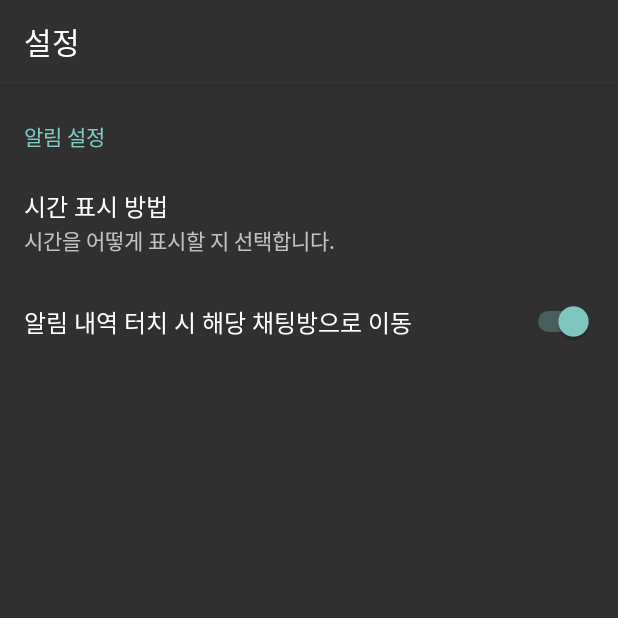
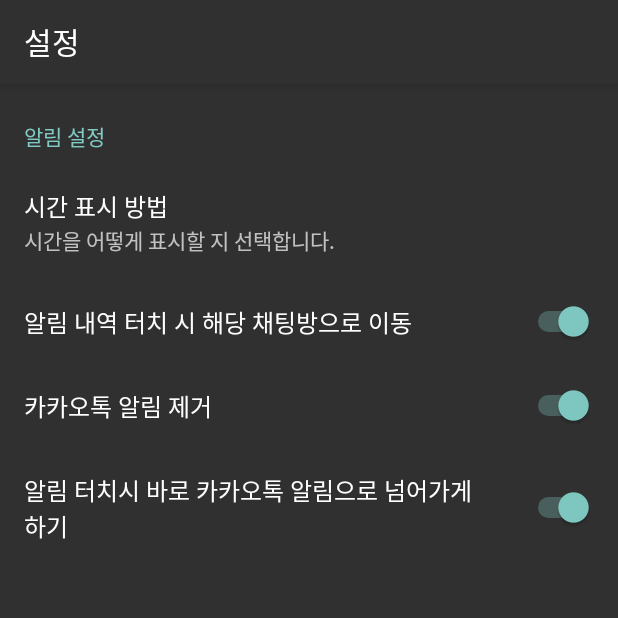
Before and after one commit to fhdufhdu/NotiCap, an Android app built with Jetpack Compose: the screen it shows after launch (SettingActivity), after a tap on "설정", on a phone screen of 412 x 824 dp, the top half of it. Run offline under Robolectric (Android 15) with nearby library versions, the phone set to English and light mode, and no system bars; our stand-ins replace Room's generated code, androidx.preference; libraries missing offline, so code that uses them is left out: com.gun0912.tedpermission.

Commit message:
feat: 알림을 모아서 보여주는 방식 변경

```diff
--- a/app/src/main/java/com/fhdufhdu/noticap/notification/manager/MemDB.kt
+++ b/app/src/main/java/com/fhdufhdu/noticap/notification/manager/MemDB.kt
@@ -2,12 +2,14 @@ package com.fhdufhdu.noticap.notification.manager
 
 import android.app.PendingIntent
 import android.content.Context
+import android.graphics.drawable.Icon
 import androidx.core.graphics.drawable.IconCompat
 import com.fhdufhdu.noticap.util.IconConverter
 
 class MemDB {
     lateinit var pendingIntentMap: HashMap<String, PendingIntent>
     lateinit var iconCompatMap: HashMap<String, Pair<String, IconCompat>>
+    var kakaoNotiIcon: IconCompat? = null
 
     companion object {
         private var instance: MemDB? = null
--- a/app/src/main/java/com/fhdufhdu/noticap/notification/room/KakaoNotificationDao.kt
+++ b/app/src/main/java/com/fhdufhdu/noticap/notification/room/KakaoNotificationDao.kt
@@ -4,6 +4,7 @@ import androidx.lifecycle.LiveData
 import androidx.room.Dao
 import androidx.room.Insert
 import androidx.room.Query
+import com.fhdufhdu.noticap.notification.room.entities.KakaoChatroomEntity
 import com.fhdufhdu.noticap.notification.room.entities.KakaoNotificationEntity
 import com.fhdufhdu.noticap.notification.room.projections.KakaoNotificationPerChatroom
 import com.fhdufhdu.noticap.notification.room.projections.KakaoUnreadNotification
@@ -61,6 +62,9 @@ interface KakaoNotificationDao {
     @Query("select * from Notification where unread = 1 order by time desc limit 20")
     fun selectUnreadChats(): List<KakaoNotificationEntity>
 
+    @Query("select * from Notification where unread = 1 and chatroom_name = :chatroomName order by time desc limit 20")
+    fun selectUnreadChatsByChatroomName(chatroomName: String): List<KakaoNotificationEntity>
+
     @Query("select not(count(*)) from Notification")
     fun isEmpty(): LiveData<Boolean>
 
@@ -75,4 +79,10 @@ interface KakaoNotificationDao {
 
     @Query("update Notification set do_run_animation = 0 where id = :id")
     fun updateDoRunAnimation(id: String)
+
+    @Query("select * from Chatroom where chatroom_name = :chatroomName")
+    fun selectOneChatroomInfo(chatroomName: String): KakaoChatroomEntity?
+
+    @Insert
+    fun insertChatroomInfo(vararg kakaoChatroomEntity: KakaoChatroomEntity)
 }
--- a/app/src/main/java/com/fhdufhdu/noticap/notification/room/KakaoNotificationDatabase.kt
+++ b/app/src/main/java/com/fhdufhdu/noticap/notification/room/KakaoNotificationDatabase.kt
@@ -1,12 +1,14 @@
 package com.fhdufhdu.noticap.notification.room
 
 import android.content.Context
+import androidx.room.AutoMigration
 import androidx.room.Database
 import androidx.room.Room
 import androidx.room.RoomDatabase
+import com.fhdufhdu.noticap.notification.room.entities.KakaoChatroomEntity
 import com.fhdufhdu.noticap.notification.room.entities.KakaoNotificationEntity
 
-@Database(entities = [KakaoNotificationEntity::class], version = 1)
+@Database(entities = [KakaoNotificationEntity::class, KakaoChatroomEntity::class], version = 2, autoMigrations = [AutoMigration(from=1, to=2)])
 abstract class KakaoNotificationDatabase : RoomDatabase() {
     abstract fun kakaoNotificationDao(): KakaoNotificationDao
 
--- a/app/src/main/res/xml/settings_preference.xml
+++ b/app/src/main/res/xml/settings_preference.xml
@@ -17,5 +17,15 @@
             android:key="TO_MOVE_TO_KAKAO"
             android:title="알림 내역 터치 시 해당 채팅방으로 이동"
             android:defaultValue="true"/>
+        <SwitchPreference
+            app:iconSpaceReserved="false"
+            android:key="CANCLE_KAKAO_NOTI"
+            android:title="카카오톡 알림 제거"
+            android:defaultValue="true"/>
+        <SwitchPreference
+            app:iconSpaceReserved="false"
+            android:key="DIRECT_KAKAO_TALK"
+            android:title="알림 터치시 바로 카카오톡 알림으로 넘어가게 하기"
+            android:defaultValue="true"/>
     </PreferenceCategory>
 </PreferenceScreen>
```
Also changed, not shown: app/src/main/java/com/fhdufhdu/noticap/notification/manager/CustomNotificationListenerService.kt (+32 -2 lines), app/src/main/java/com/fhdufhdu/noticap/notification/manager/KakaoNotificationSender.kt (+79 -15 lines), app/src/main/java/com/fhdufhdu/noticap/notification/room/entities/KakaoChatroomEntity.kt (added, +19 -0 lines), 1 other file.
